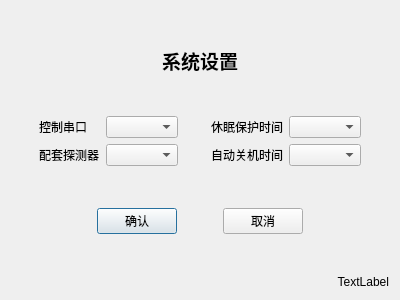
The window that tarsier/systemsetting.ui (curious-heart/exposure) describes before a commit, drawn with Qt 5.
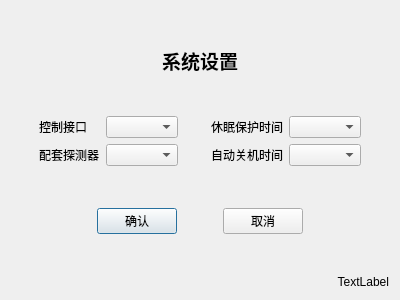
The same window after the commit.

Commit message: Modify variable names for adding NIC option to hv-controller-interface combox list.

What changed in the file:
```diff
--- a/tarsier/systemsetting.ui
+++ b/tarsier/systemsetting.ui
@@ -111,7 +111,7 @@
             </font>
            </property>
            <property name="text">
-            <string>控制串口</string>
+            <string>控制接口</string>
            </property>
           </widget>
          </item>
```
Left out of the diff: 2 changed lines with no effect on the pictures. The commit also changes 7 other files.
